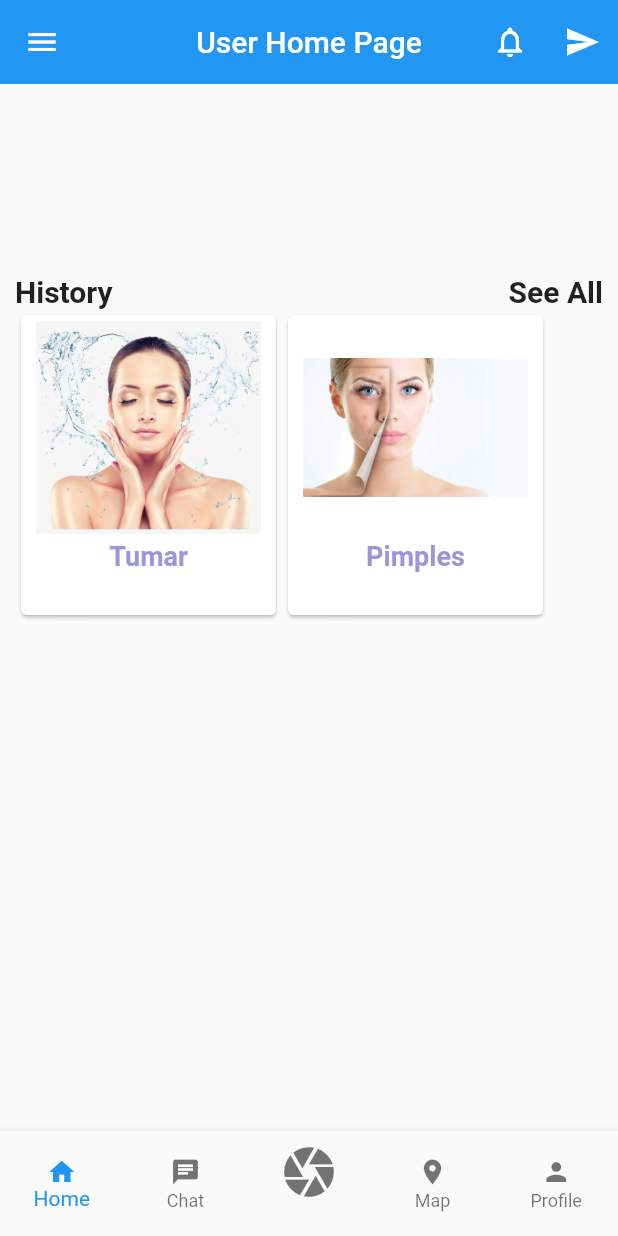
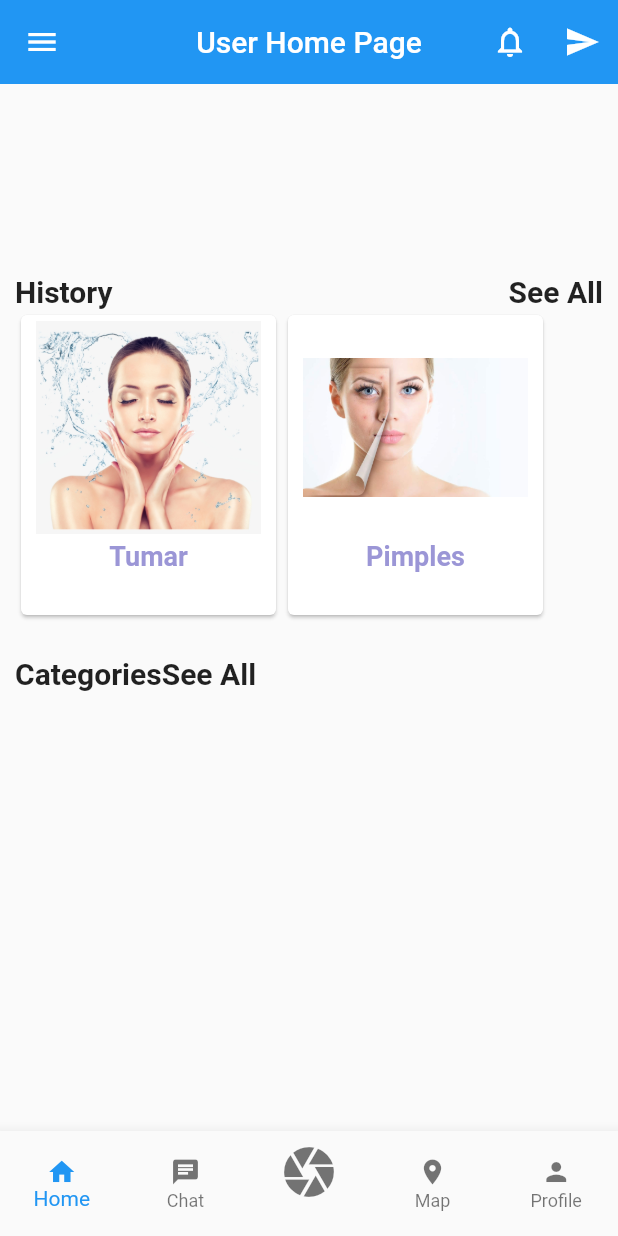
Before and after one commit to Kushanyasiru97/medSkin-mobile_application-flutter, a Flutter app: the screen it shows after launch, on a phone screen of 412 x 824 dp. Run offline on Flutter 3.47's test engine with Material 2 defaults, Android fonts, the phone set to English and light mode, and no system bars; our stand-ins replace firebase_auth, firebase_core, flutter_signin_button, font_awesome_flutter, form_field_validator, google_sign_in and 2 more; missing offline and left inert: tflite; accounts and stored records are empty.

Commit message:
User Home page

```diff
--- a/lib/user/user_HomePage.dart
+++ b/lib/user/user_HomePage.dart
@@ -1,6 +1,5 @@
 import 'package:flutter/cupertino.dart';
 import 'package:flutter/material.dart';
-import 'package:font_awesome_flutter/font_awesome_flutter.dart';
 
 class userHomePage extends StatelessWidget {
   // const userHomePage({Key? key}) : super(key: key);
@@ -74,7 +73,6 @@ class userHomePage extends StatelessWidget {
           children: [
             Container(
               height: 150.0,
-              // color: Colors.grey,
               width: double.infinity,
               child: Column(
                 mainAxisAlignment: MainAxisAlignment.end,
@@ -117,12 +115,33 @@ class userHomePage extends StatelessWidget {
                             image: "images/wallpaper.jpg",
                             name: "Pimples"
                         ),
-                        // _buildhistorydiplay(
-                        //     image: "images/drawer.png",
-                        //     name: "Tumar"
-                        // ),
                       ],
                     ),
+                    Container(
+                      height: 70.0,
+                      child:Row(
+                        mainAxisAlignment: MainAxisAlignment.spaceBetween,
+                        children: [
+                          Text(
+                            "Categories",
+                            style: TextStyle(
+                              fontSize: 20.0,
+                              fontWeight: FontWeight.bold,
+                            ),
+                          ),
+                          Text(
+                            "See All",
+                            style: TextStyle(
+                              fontSize: 20.0,
+                              fontWeight: FontWeight.bold,
+                            ),
+                          ),
+                        ],
+                      )
+                    ),
+                    Container(
+
+                    )
                   ],
                 )
               ],
```
Also changed, not shown: lib/user/user_bottomnavBar.dart (+1 -79 lines).
